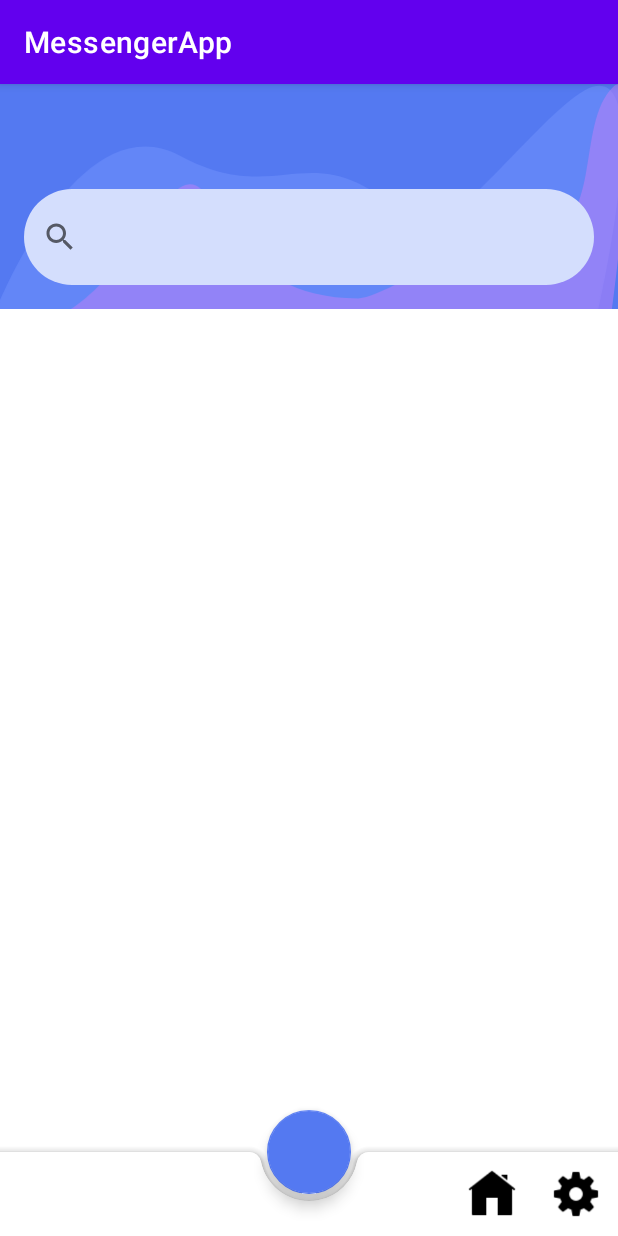
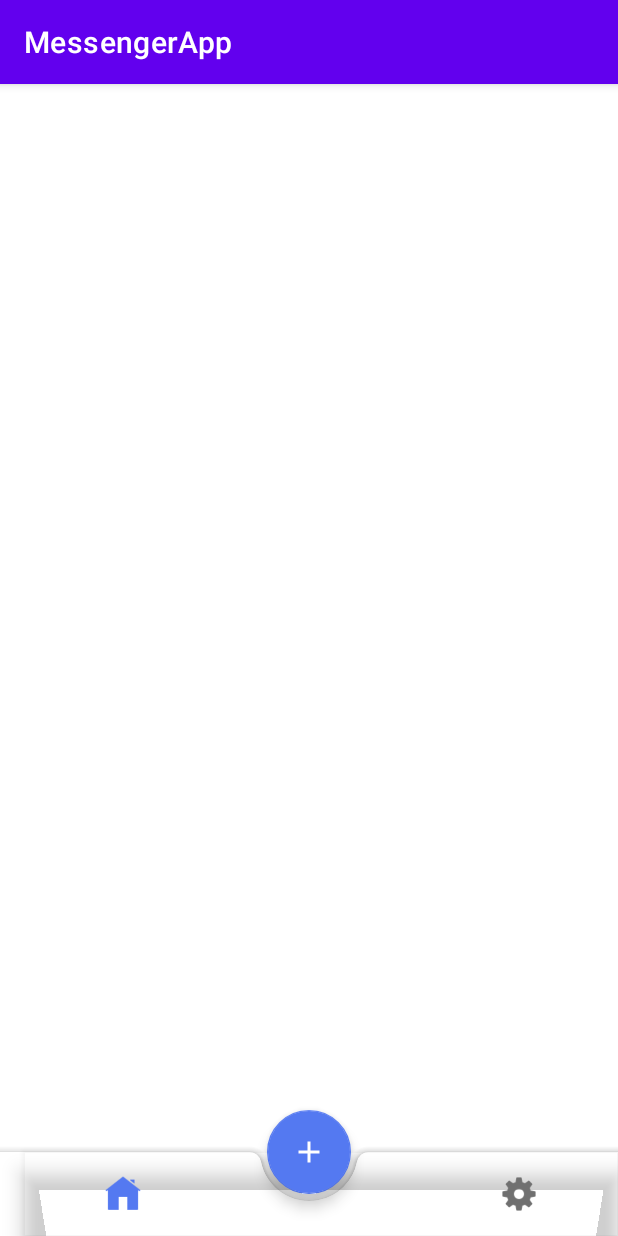
Before and after one commit to nikushaa991/Android-MessengerApp, an Android app: the MenuActivity screen opened directly, with no data from a screen before it, on a phone screen of 412 x 824 dp. Run offline under Robolectric (Android 15) with nearby library versions, the phone set to English and light mode, and no system bars.

Commit message:
Conversations + settings UI

```diff
--- a/app/build.gradle
+++ b/app/build.gradle
@@ -1,6 +1,7 @@
 plugins {
     id 'com.android.application'
     id 'kotlin-android'
+    id 'androidx.navigation.safeargs.kotlin'
 }
 
 android {
@@ -15,6 +16,8 @@ android {
         versionName "1.0"
 
         testInstrumentationRunner "androidx.test.runner.AndroidJUnitRunner"
+
+        vectorDrawables.useSupportLibrary true
     }
 
     buildTypes {
@@ -39,9 +42,11 @@ dependencies {
     implementation 'androidx.appcompat:appcompat:1.3.0'
     implementation 'com.google.android.material:material:1.4.0'
     implementation 'androidx.constraintlayout:constraintlayout:2.0.4'
+    implementation 'androidx.legacy:legacy-support-v4:1.0.0'
     testImplementation 'junit:junit:4.13.2'
     androidTestImplementation 'androidx.test.ext:junit:1.1.3'
     androidTestImplementation 'androidx.test.espresso:espresso-core:3.4.0'
 
     implementation 'com.google.android.material:material:1.4.0'
+    implementation "androidx.navigation:navigation-ui-ktx:2.3.5"
 }
--- a/app/src/main/AndroidManifest.xml
+++ b/app/src/main/AndroidManifest.xml
@@ -9,7 +9,7 @@
         android:roundIcon="@mipmap/ic_launcher_round"
         android:supportsRtl="true"
         android:theme="@style/Theme.MessengerApp">
-        <activity android:name=".scenes.conversations.ConversationsActivity"></activity>
+        <activity android:name=".scenes.menu.MenuActivity"></activity>
         <activity android:name=".scenes.signup.SignupActivity" />
         <activity android:name=".scenes.login.MainActivity">
             <intent-filter>
--- a/app/src/main/java/ge/nnasaridze/messengerapp/scenes/conversations/ConversationsActivity.kt
+++ b/app/src/main/java/ge/nnasaridze/messengerapp/scenes/menu/MenuActivity.kt
@@ -1,12 +1,12 @@
-package ge.nnasaridze.messengerapp.scenes.conversations
+package ge.nnasaridze.messengerapp.scenes.menu
 
 import androidx.appcompat.app.AppCompatActivity
 import android.os.Bundle
 import ge.nnasaridze.messengerapp.R
 
-class ConversationsActivity : AppCompatActivity() {
+class MenuActivity : AppCompatActivity() {
     override fun onCreate(savedInstanceState: Bundle?) {
         super.onCreate(savedInstanceState)
-        setContentView(R.layout.activity_conversations)
+        setContentView(R.layout.activity_menu)
     }
 }
--- /dev/null
+++ b/app/src/main/res/color/nav_colors.xml
@@ -0,0 +1,5 @@
+<?xml version="1.0" encoding="utf-8"?>
+<selector xmlns:android="http://schemas.android.com/apk/res/android">
+    <item android:color="#5479f1" android:state_checked="true" />
+    <item android:color="#707070" />
+</selector>
--- /dev/null
+++ b/app/src/main/res/drawable/ic_add.xml
@@ -0,0 +1,5 @@
+<vector android:height="24dp" android:tint="#FFFFFF"
+    android:viewportHeight="24" android:viewportWidth="24"
+    android:width="24dp" xmlns:android="http://schemas.android.com/apk/res/android">
+    <path android:fillColor="@android:color/white" android:pathData="M19,13h-6v6h-2v-6H5v-2h6V5h2v6h6v2z"/>
+</vector>
--- a/app/src/main/res/layout/activity_conversations.xml
+++ /dev/null
@@ -1,78 +0,0 @@
-<?xml version="1.0" encoding="utf-8"?>
-<androidx.coordinatorlayout.widget.CoordinatorLayout xmlns:android="http://schemas.android.com/apk/res/android"
-    xmlns:app="http://schemas.android.com/apk/res-auto"
-    xmlns:tools="http://schemas.android.com/tools"
-    android:layout_width="match_parent"
-    android:layout_height="match_parent"
-    tools:context=".scenes.conversations.ConversationsActivity">
-
-    <LinearLayout
-        android:layout_width="match_parent"
-        android:layout_height="wrap_content"
-        android:orientation="vertical">
-
-        <com.google.android.material.appbar.AppBarLayout
-            android:id="@+id/appBarLayout"
-            android:layout_width="match_parent"
-            android:layout_height="150dp">
-
-            <com.google.android.material.appbar.CollapsingToolbarLayout
-                android:layout_width="match_parent"
-                android:layout_height="match_parent"
-                android:background="@color/conversations_collapsing_background"
-                app:contentScrim="@color/conversations_collapsing_background"
-                app:layout_scrollFlags="snap|scroll|exitUntilCollapsed">
-
-
-                <androidx.appcompat.widget.AppCompatImageView
-                    android:layout_width="match_parent"
-                    android:layout_height="200dp"
-                    android:adjustViewBounds="true"
-                    android:cropToPadding="true"
-                    android:scaleType="centerCrop"
-                    app:layout_collapseMode="parallax"
-                    app:srcCompat="@drawable/ic_background"></androidx.appcompat.widget.AppCompatImageView>
-
-                <androidx.appcompat.widget.Toolbar
-                    android:layout_width="match_parent"
-                    android:layout_height="64dp"
-                    android:layout_gravity="bottom"
-                    android:layout_marginEnd="16dp"
-                    android:layout_marginRight="16dp"
-                    android:layout_marginBottom="16dp"
-                    app:layout_collapseMode="pin">
-
-                    <androidx.appcompat.widget.SearchView
-                        android:layout_width="match_parent"
-                        android:layout_height="match_parent"
-                        android:background="@drawable/search_rounded"
-                        app:queryHint="Search" />
-                </androidx.appcompat.widget.Toolbar>
-
-            </com.google.android.material.appbar.CollapsingToolbarLayout>
-
-        </com.google.android.material.appbar.AppBarLayout>
-
-        <androidx.recyclerview.widget.RecyclerView
-            android:layout_width="match_parent"
-            android:layout_height="match_parent">
-
-        </androidx.recyclerview.widget.RecyclerView>
-
-    </LinearLayout>
-
-    <com.google.android.material.bottomappbar.BottomAppBar
-        android:id="@+id/bottomAppBar"
-        android:layout_width="match_parent"
-        android:layout_height="wrap_content"
-        android:layout_gravity="bottom"
-        app:menu="@menu/conversations_bottom_app_bar" />
-
-    <com.google.android.material.floatingactionbutton.FloatingActionButton
-        android:layout_width="wrap_content"
-        android:layout_height="wrap_content"
-        app:backgroundTint="@color/conversations_collapsing_background"
-        app:layout_anchor="@id/bottomAppBar"
-        />
-
-</androidx.coordinatorlayout.widget.CoordinatorLayout>
--- /dev/null
+++ b/app/src/main/res/layout/activity_menu.xml
@@ -0,0 +1,40 @@
+<?xml version="1.0" encoding="utf-8"?>
+<androidx.coordinatorlayout.widget.CoordinatorLayout xmlns:android="http://schemas.android.com/apk/res/android"
+    xmlns:app="http://schemas.android.com/apk/res-auto"
+    xmlns:tools="http://schemas.android.com/tools"
+    android:layout_width="match_parent"
+    android:layout_height="match_parent"
+    tools:context=".scenes.menu.MenuActivity">
+
+    <androidx.viewpager2.widget.ViewPager2
+        android:id="@+id/menu_viewpager"
+        android:layout_width="match_parent"
+        android:layout_height="match_parent" />
+
+    <com.google.android.material.bottomappbar.BottomAppBar
+        android:id="@+id/bottomAppBar"
+        android:layout_width="match_parent"
+        android:layout_height="wrap_content"
+        android:layout_gravity="bottom">
+
+        <com.google.android.material.bottomnavigation.BottomNavigationView
+            android:id="@+id/bottomNavigationView"
+            android:layout_width="match_parent"
+            android:layout_height="match_parent"
+            android:background="@android:color/transparent"
+            app:itemIconTint="@color/nav_colors"
+            app:labelVisibilityMode="unlabeled"
+            app:menu="@menu/menu_bottom_app_bar" />
+    </com.google.android.material.bottomappbar.BottomAppBar>
+
+    <com.google.android.material.floatingactionbutton.FloatingActionButton
+        android:id="@+id/menu_fab"
+        android:layout_width="wrap_content"
+        android:layout_height="wrap_content"
+        android:contentDescription="@string/ellipses"
+        app:srcCompat="@drawable/ic_add"
+        app:backgroundTint="@color/menu_blue"
+        app:layout_anchor="@id/bottomAppBar"
+        app:tint="@color/white" />
+
+</androidx.coordinatorlayout.widget.CoordinatorLayout>
--- a/app/src/main/res/menu/conversations_bottom_app_bar.xml
+++ b/app/src/main/res/menu/menu_bottom_app_bar.xml
@@ -1,18 +1,19 @@
 <?xml version="1.0" encoding="utf-8"?>
-<menu xmlns:android="http://schemas.android.com/apk/res/android"
-    xmlns:app="http://schemas.android.com/apk/res-auto">
+<menu xmlns:android="http://schemas.android.com/apk/res/android">
     <item
         android:id="@+id/search"
-        app:showAsAction="always"
         android:contentDescription="@string/ellipses"
         android:icon="@drawable/home"
-        android:title="search" />
+        android:title="@string/menu_menu_search_title" />
+
+    <item
+        android:id="@+id/Placeholder"
+        android:title="" />
 
     <item
         android:id="@+id/settings"
-        app:showAsAction="always"
         android:contentDescription="@string/ellipses"
         android:icon="@drawable/gear"
-        android:title="settings" />
+        android:title="@string/menu_menu_settings_title" />
 
 </menu>
--- a/app/src/main/res/values/colors.xml
+++ b/app/src/main/res/values/colors.xml
@@ -17,6 +17,9 @@
     <color name="signup_signup">#5479f1</color>
 
 
-    <color name="conversations_collapsing_background">#5479f1</color>
+    <color name="menu_blue">#5479f1</color>
     <color name="conversations_search_background">#d4defd</color>
+    <color name="settings_update">#5479f1</color>
+    <color name="settings_text">#f3f6ff</color>
+
 </resources>
--- a/app/src/main/res/values/strings.xml
+++ b/app/src/main/res/values/strings.xml
@@ -14,5 +14,12 @@
     <string name="signup_nickname_text">Enter your nickname</string>
     <string name="signup_password_text">Enter your password</string>
     <string name="signup_profession_text">What I do</string>
+    <string name="menu_menu_search_title">search</string>
+    <string name="menu_menu_settings_title">settings</string>
+    <!-- TODO: Remove or change this placeholder text -->
+    <string name="hello_blank_fragment">Hello blank fragment</string>
+    <string name="conversations_search_hint">Search</string>
+    <string name="settings_sign_out">Sign Out</string>
+    <string name="settings_update">Update</string>
 
 </resources>
--- a/build.gradle
+++ b/build.gradle
@@ -6,9 +6,9 @@ buildscript {
         mavenCentral()
     }
     dependencies {
-        classpath "com.android.tools.build:gradle:4.2.1"
+        classpath "com.android.tools.build:gradle:4.2.2"
         classpath "org.jetbrains.kotlin:kotlin-gradle-plugin:$kotlin_version"
-
+        classpath "androidx.navigation:navigation-safe-args-gradle-plugin:2.3.5"
         // NOTE: Do not place your application dependencies here; they belong
         // in the individual module build.gradle files
     }
```
Also changed, not shown: app/src/main/java/ge/nnasaridze/messengerapp/scenes/menu/ConversationsFragment.kt (added, +60 -0 lines), app/src/main/java/ge/nnasaridze/messengerapp/scenes/menu/SettingsFragment.kt (added, +60 -0 lines), app/src/main/res/layout/activity_main.xml (+8 -10 lines), app/src/main/res/layout/activity_signup.xml (+5 -5 lines), app/src/main/res/layout/conversations_recycler_item.xml (added, +53 -0 lines), app/src/main/res/layout/fragment_conversations.xml (added, +62 -0 lines), app/src/main/res/layout/fragment_settings.xml (added, +59 -0 lines), app/src/main/res/values/dimens.xml (+20 -0 lines).
